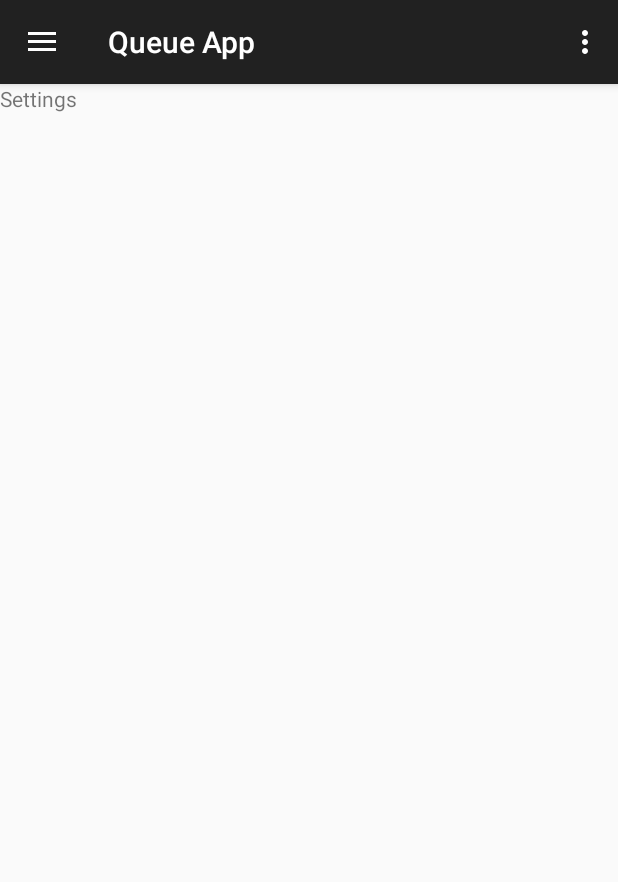
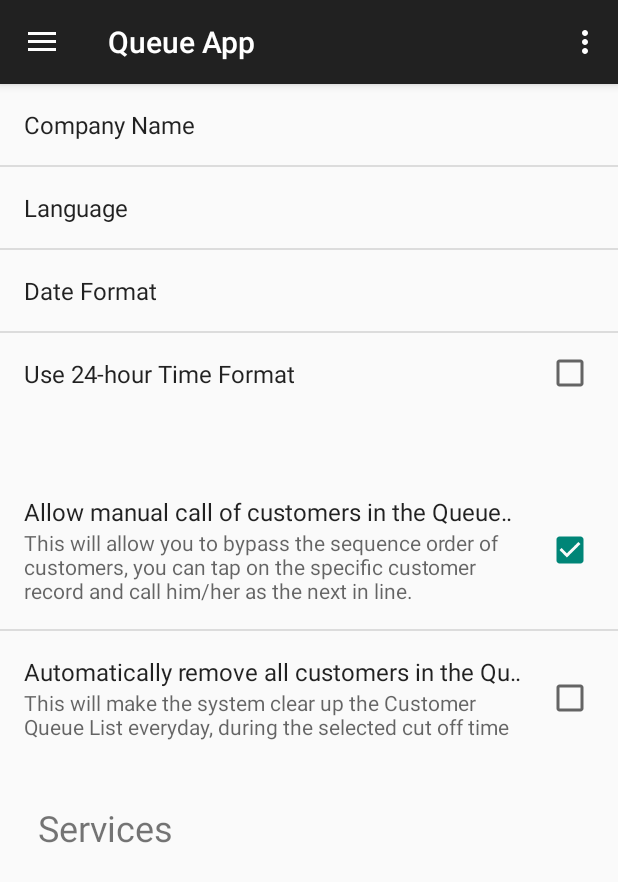
Before and after one commit to MatthewVillaflores/QApp, an Android app: the fragment SettingsFragment placed in its activity, on a phone screen of 412 x 824 dp. Shown: the top 882 px of the screen. Run offline under Robolectric (Android 15) with nearby library versions, the phone set to English and light mode, and no system bars.

Commit message:
Settings. Just view, no function yet.

```diff
--- /dev/null
+++ b/app/src/main/java/com/tech/ivant/qapp/fragments/ServicesEditFragment.java
@@ -0,0 +1,36 @@
+package com.tech.ivant.qapp.fragments;
+
+import android.app.Fragment;
+import android.os.Bundle;
+import android.view.LayoutInflater;
+import android.view.View;
+import android.view.ViewGroup;
+import android.widget.ArrayAdapter;
+import android.widget.ListView;
+
+import com.tech.ivant.qapp.R;
+import com.tech.ivant.qapp.Service;
+
+/**
+ * Created by matthew on 7/3/15.
+ */
+public class ServicesEditFragment extends Fragment{
+    public ServicesEditFragment(){}
+
+    @Override
+    public View onCreateView(LayoutInflater inflater, ViewGroup container, Bundle savedInstanceState){
+        View rootView = inflater.inflate(R.layout.fragment_services_edit, container, false);
+
+        Service[] services = Service.all(getActivity());
+        ListView services_edit_list = (ListView) rootView.findViewById(R.id.edit_services_list);
+        ArrayAdapter<String> services_list_adapter = new ArrayAdapter<String>(getActivity(), android.R.layout.simple_list_item_1);
+        services_edit_list.setAdapter(services_list_adapter);
+        if(services != null) {
+            for (Service service : services) {
+                services_list_adapter.add(service.name);
+            }
+        }
+
+        return rootView;
+    }
+}
--- a/app/src/main/java/com/tech/ivant/qapp/fragments/SettingsFragment.java
+++ b/app/src/main/java/com/tech/ivant/qapp/fragments/SettingsFragment.java
@@ -1,20 +1,44 @@
 package com.tech.ivant.qapp.fragments;
 
+import android.app.Fragment;
+import android.app.FragmentManager;
 import android.os.Bundle;
+import android.preference.PreferenceFragment;
 import android.view.LayoutInflater;
 import android.view.View;
 import android.view.ViewGroup;
+import android.widget.FrameLayout;
 
 import com.tech.ivant.qapp.R;
 
 /**
  * Created by matthew on 7/3/15.
  */
-public class SettingsFragment extends android.app.Fragment {
+public class SettingsFragment extends Fragment {
+
     public SettingsFragment(){}
+
 
     @Override
     public View onCreateView(LayoutInflater inflater, ViewGroup container, Bundle savedInstanceState){
-        return inflater.inflate(R.layout.fragment_settings, container, false);
+        View rootView = inflater.inflate(R.layout.fragment_settings, container, false);
+
+        FragmentManager fm = getFragmentManager();
+        fm.beginTransaction()
+                .replace(R.id.preferences_frame, new SettingsPreferences()).commit();
+        fm.beginTransaction()
+                .replace(R.id.services_edit_frame, new ServicesEditFragment()).commit();
+
+        return rootView;
+    }
+
+
+
+    public static class SettingsPreferences extends PreferenceFragment{
+        @Override
+        public void onCreate(Bundle savedInstanceState){
+            super.onCreate(savedInstanceState);
+            addPreferencesFromResource(R.xml.settings_preference);
+        }
     }
 }
--- /dev/null
+++ b/app/src/main/res/layout/fragment_services_edit.xml
@@ -0,0 +1,21 @@
+<?xml version="1.0" encoding="utf-8"?>
+<RelativeLayout
+    xmlns:android="http://schemas.android.com/apk/res/android"
+    android:layout_width="match_parent"
+    android:layout_height="match_parent"
+    android:layout_margin="25dp">
+
+    <TextView
+        android:id="@+id/label_edit_services"
+        android:layout_width="wrap_content"
+        android:layout_height="wrap_content"
+        android:text="Services"
+        android:textSize="24dp"/>
+    <ListView
+        android:id="@+id/edit_services_list"
+        android:layout_width="match_parent"
+        android:layout_height="wrap_content"
+        android:layout_below="@id/label_edit_services"
+        android:layout_margin="10dp"/>
+
+</RelativeLayout>
--- a/app/src/main/res/layout/fragment_settings.xml
+++ b/app/src/main/res/layout/fragment_settings.xml
@@ -2,8 +2,20 @@
 <RelativeLayout xmlns:android="http://schemas.android.com/apk/res/android"
     android:layout_width="match_parent" android:layout_height="match_parent">
 
-    <TextView
-        android:layout_width="wrap_content"
+    <FrameLayout
+        android:id="@+id/preferences_frame"
+        android:layout_width="match_parent"
+        android:layout_height="wrap_content">
+
+    </FrameLayout>
+
+    <FrameLayout
+        android:id="@+id/services_edit_frame"
+        android:layout_width="match_parent"
         android:layout_height="wrap_content"
-        android:text="Settings"/>
+        android:layout_below="@+id/preferences_frame">
+
+    </FrameLayout>
+
+
 </RelativeLayout>
--- a/app/src/main/res/layout/fragment_sms.xml
+++ b/app/src/main/res/layout/fragment_sms.xml
@@ -5,6 +5,6 @@
     <TextView
         android:layout_width="wrap_content"
         android:layout_height="wrap_content"
-        android:text="WAAAOW" />
+        android:text="Sms Page" />
 
 </RelativeLayout>
--- /dev/null
+++ b/app/src/main/res/xml/settings_preference.xml
@@ -0,0 +1,32 @@
+<?xml version="1.0" encoding="utf-8"?>
+<PreferenceScreen
+    xmlns:android="http://schemas.android.com/apk/res/android"
+    android:layout_width="match_parent"
+    android:layout_height="match_parent" >
+    <EditTextPreference
+        android:key="company_name"
+        android:title="Company Name" />
+    <EditTextPreference
+        android:key="language"
+        android:title="Language" />
+    <EditTextPreference
+        android:key="date_format"
+        android:title="Date Format" />
+    <CheckBoxPreference
+        android:key="hour_format"
+        android:title="Use 24-hour Time Format"
+        android:defaultValue="false" />
+    <PreferenceCategory>
+        <CheckBoxPreference
+            android:key="manual_call"
+            android:title="Allow manual call of customers in the Queue List"
+            android:summary="This will allow you to bypass the sequence order of customers, you can tap on the specific customer record and call him/her as the next in line."
+            android:defaultValue="true" />
+        <CheckBoxPreference
+            android:key="automatic_clean"
+            android:title="Automatically remove all customers in the Queue List by:"
+            android:summary="This will make the system clear up the Customer Queue List everyday, during the selected cut off time"
+            android:defaultValue="false" />
+    </PreferenceCategory>
+
+</PreferenceScreen>
```
